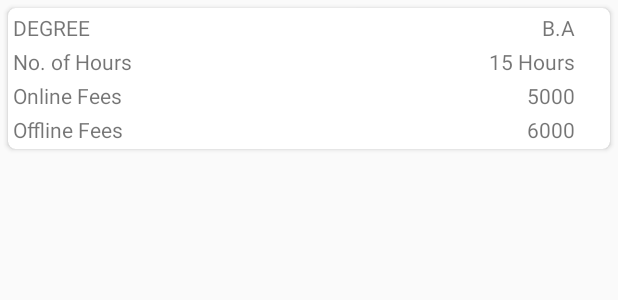
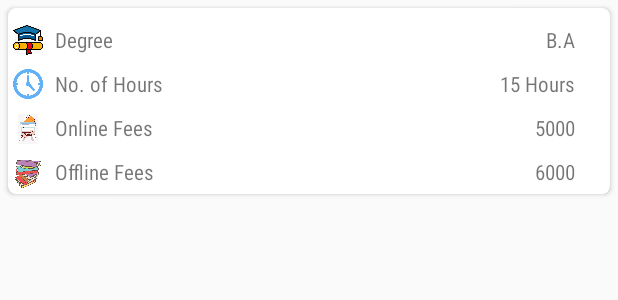
Before and after one commit to SaravanaMurale/TnqGuru, an Android app: the layout layout_colg_stu_fees.xml on its own in the app's theme, with its tools: preview values and no code run, on a phone screen of 412 x 824 dp. Shown: the top 300 px of the screen. Run offline under Robolectric (Android 15) with nearby library versions, the phone set to English and light mode, and no system bars.

Commit message:
Validation Commit

```diff
--- a/app/src/main/res/layout/layout_colg_stu_fees.xml
+++ b/app/src/main/res/layout/layout_colg_stu_fees.xml
@@ -18,11 +18,24 @@
             android:padding="@dimen/three_dp"
             >
 
+            <ImageView
+                android:id="@+id/colgDegreeLogo"
+                android:layout_width="20dp"
+                android:layout_height="20dp"
+                android:src="@drawable/degree"
+                android:layout_marginTop="@dimen/eight_dp"
+                />
+
             <TextView
                 android:id="@+id/colgTextDegree"
                 android:layout_width="wrap_content"
                 android:layout_height="wrap_content"
-                android:text="@string/degree"/>
+                android:layout_toRightOf="@id/colgDegreeLogo"
+                android:layout_marginLeft="@dimen/eight_dp"
+                android:text="@string/degree"
+                android:fontFamily="sans-serif-condensed"
+                android:layout_marginTop="@dimen/eight_dp"
+                />
 
             <TextView
                 android:id="@+id/colgHeadDegree"
@@ -31,6 +44,17 @@
                 android:text="B.A"
                 android:layout_alignParentRight="true"
                 android:layout_marginRight="@dimen/twenty_dp"
+                android:fontFamily="sans-serif-condensed"
+                android:layout_marginTop="@dimen/eight_dp"
+                />
+
+            <ImageView
+                android:id="@+id/colgTimeLogo"
+                android:layout_width="20dp"
+                android:layout_height="20dp"
+                android:src="@drawable/time"
+                android:layout_below="@+id/colgTextDegree"
+                android:layout_marginTop="10dp"
                 />
 
             <TextView
@@ -38,8 +62,11 @@
                 android:layout_width="wrap_content"
                 android:layout_height="wrap_content"
                 android:text="@string/no_of_hours"
+                android:layout_toRightOf="@+id/colgTimeLogo"
                 android:layout_below="@+id/colgTextDegree"
-android:layout_marginTop="@dimen/three_dp"
+                android:layout_marginTop="10dp"
+                android:fontFamily="sans-serif-condensed"
+                android:layout_marginLeft="@dimen/eight_dp"
                 />
 
             <TextView
@@ -50,7 +77,17 @@ android:layout_marginTop="@dimen/three_dp"
                 android:layout_alignParentRight="true"
                 android:layout_below="@id/colgHeadDegree"
                 android:layout_marginRight="@dimen/twenty_dp"
-                android:layout_marginTop="@dimen/three_dp"
+                android:fontFamily="sans-serif-condensed"
+                android:layout_marginTop="10dp"
+                />
+
+            <ImageView
+                android:id="@+id/colgOnlineLogo"
+                android:layout_width="20dp"
+                android:layout_height="20dp"
+                android:src="@drawable/online"
+                android:layout_below="@+id/colgTimeLogo"
+                android:layout_marginTop="@dimen/ten_dp"
                 />
 
             <TextView
@@ -59,7 +96,10 @@ android:layout_marginTop="@dimen/three_dp"
                 android:layout_height="wrap_content"
                 android:text="@string/online_fees"
                 android:layout_below="@+id/colgTextHours"
-                android:layout_marginTop="@dimen/three_dp"
+                android:layout_toRightOf="@+id/colgOnlineLogo"
+                android:layout_marginLeft="@dimen/eight_dp"
+                android:fontFamily="sans-serif-condensed"
+                android:layout_marginTop="@dimen/ten_dp"
                 />
 
             <TextView
@@ -70,7 +110,19 @@ android:layout_marginTop="@dimen/three_dp"
                 android:layout_below="@+id/colgHeadHours"
                 android:text="5000"
                 android:layout_marginRight="@dimen/twenty_dp"
-                android:layout_marginTop="@dimen/three_dp"
+                android:fontFamily="sans-serif-condensed"
+                android:layout_marginTop="@dimen/ten_dp"
+                />
+
+
+
+            <ImageView
+                android:id="@+id/colgOfflineLogo"
+                android:layout_width="20dp"
+                android:layout_height="20dp"
+                android:src="@drawable/offline"
+                android:layout_below="@+id/colgOnlineLogo"
+                android:layout_marginTop="@dimen/ten_dp"
                 />
 
             <TextView
@@ -79,8 +131,12 @@ android:layout_marginTop="@dimen/three_dp"
                 android:layout_height="wrap_content"
                 android:text="@string/offline_fees"
                 android:layout_below="@+id/colgTextOnline"
-                android:layout_marginTop="@dimen/three_dp"
+                android:layout_toRightOf="@+id/colgOfflineLogo"
+                android:layout_marginLeft="@dimen/eight_dp"
+                android:fontFamily="sans-serif-condensed"
+                android:layout_marginTop="@dimen/ten_dp"
                 />
+
             <TextView
                 android:id="@+id/colgHeadOflineFees"
                 android:layout_width="wrap_content"
@@ -89,7 +145,8 @@ android:layout_marginTop="@dimen/three_dp"
                 android:layout_below="@+id/colgHeadOnlineFees"
                 android:text="6000"
                 android:layout_marginRight="@dimen/twenty_dp"
-                android:layout_marginTop="@dimen/three_dp"
+                android:fontFamily="sans-serif-condensed"
+                android:layout_marginTop="@dimen/ten_dp"
                 />
 
 
--- a/app/src/main/res/values/strings.xml
+++ b/app/src/main/res/values/strings.xml
@@ -15,7 +15,7 @@
     <string name="online_fees">Online Fees</string>
     <string name="offline_fees">Offline Fees</string>
     <string name="no_of_hours">No. of Hours</string>
-    <string name="degree">DEGREE</string>
+    <string name="degree">Degree</string>
 
     <!--Qualification-->
     <string name="be">B.E</string>
```
Also changed, not shown: app/src/main/res/drawable-v24/degree.jpg (added), app/src/main/res/drawable-v24/offline.png (added), app/src/main/res/drawable-v24/online.png (added), app/src/main/res/drawable-v24/time.png (added).
